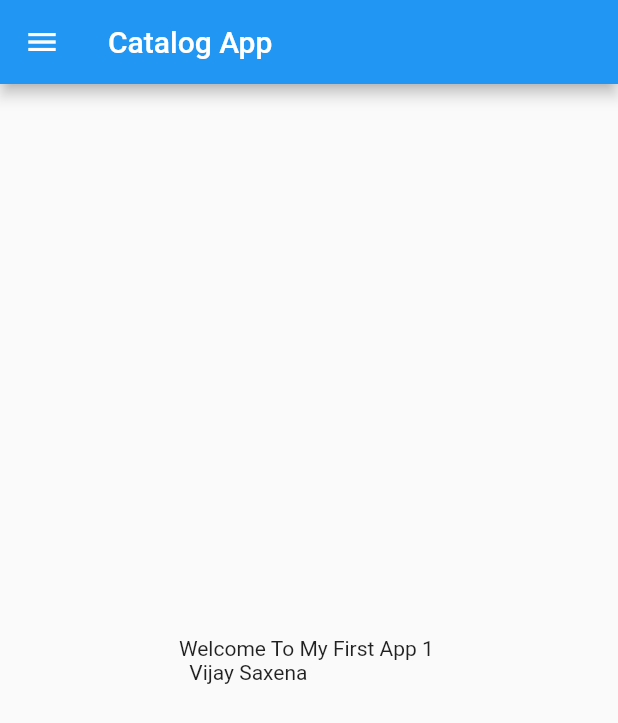
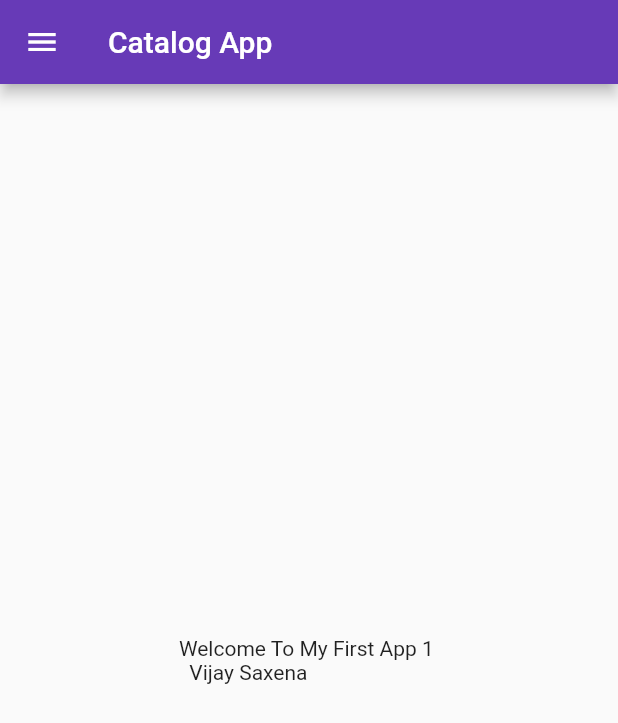
Before and after one commit to vijaysaxena999/30-Days_of_flutter, a Flutter app: the screen it shows after launch, on a phone screen of 412 x 824 dp. Shown: the top 723 px of the screen. Run offline on Flutter 3.47's test engine with Material 2 defaults, Android fonts, the phone set to English and light mode, and no system bars.

Commit message:
Day 3 Completed

```diff
--- a/lib/main.dart
+++ b/lib/main.dart
@@ -1,5 +1,6 @@
 import 'package:flutter/material.dart';
-import 'package:flutter_1/Homepage.dart';
+import 'package:flutter_1/Pages/Homepage.dart';
+import 'package:flutter_1/Pages/Loginpage.dart';
 
 void main(List<String> args) {
   runApp(MyApp());
@@ -10,9 +11,16 @@ class MyApp extends StatelessWidget {
 
   @override
   Widget build(BuildContext context) {
-
     return MaterialApp(
-      home: Homepage()
+      themeMode: ThemeMode.light,
+      theme: ThemeData(primarySwatch: Colors.deepPurple),
+      darkTheme: ThemeData(brightness: Brightness.dark),
+      initialRoute: "/home",
+      routes: {
+        "/": (context) => Loginpage(),
+        "/home": (context) => Homepage(),
+        "/login": (context) => Loginpage()
+      },
     );
   }
 }
```
Also changed, not shown: lib/Pages/Loginpage.dart (added, +21 -0 lines), lib/Pages/Homepage.dart (renamed from lib/Homepage.dart).
